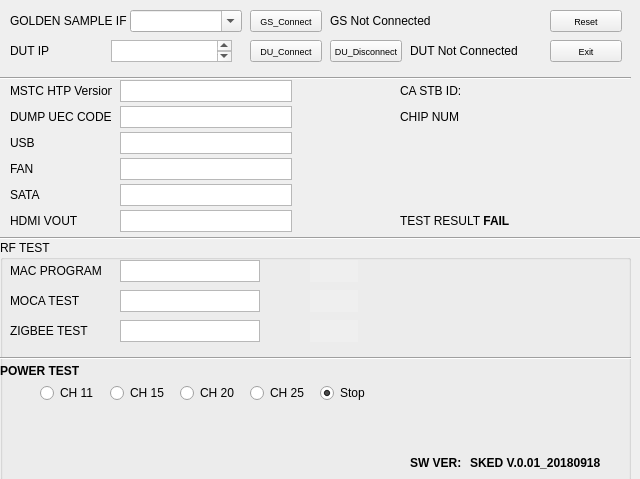
Qt form rftest.ui (gpsri/rftest) before a commit.
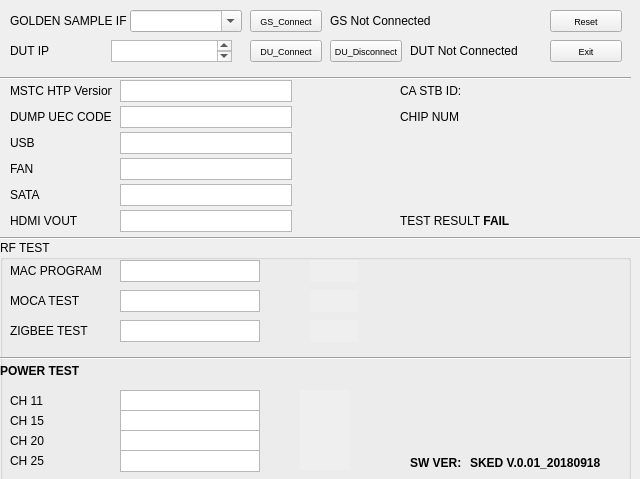
The same form after that commit.

Commit message: [Fixed]Zigbee test [Fixed] connect/disconnect issue [Add]auto power-level test

```diff
--- a/rftest.ui
+++ b/rftest.ui
@@ -534,99 +534,6 @@
      <string>POWER TEST</string>
     </property>
    </widget>
-   <widget class="QRadioButton" name="radioButtonCH11">
-    <property name="geometry">
-     <rect>
-      <x>40</x>
-      <y>140</y>
-      <width>71</width>
-      <height>26</height>
-     </rect>
-    </property>
-    <property name="font">
-     <font>
-      <pointsize>9</pointsize>
-     </font>
-    </property>
-    <property name="text">
-     <string>CH 11</string>
-    </property>
-   </widget>
-   <widget class="QRadioButton" name="radioButtonCH25">
-    <property name="geometry">
-     <rect>
-      <x>250</x>
-      <y>140</y>
-      <width>71</width>
-      <height>26</height>
-     </rect>
-    </property>
-    <property name="font">
-     <font>
-      <pointsize>9</pointsize>
-     </font>
-    </property>
-    <property name="text">
-     <string>CH 25</string>
-    </property>
-   </widget>
-   <widget class="QRadioButton" name="radioButtonCH20">
-    <property name="geometry">
-     <rect>
-      <x>180</x>
-      <y>140</y>
-      <width>71</width>
-      <height>26</height>
-     </rect>
-    </property>
-    <property name="font">
-     <font>
-      <pointsize>9</pointsize>
-     </font>
-    </property>
-    <property name="text">
-     <string>CH 20</string>
-    </property>
-   </widget>
-   <widget class="QRadioButton" name="radioButtonCH15">
-    <property name="geometry">
-     <rect>
-      <x>110</x>
-      <y>140</y>
-      <width>71</width>
-      <height>26</height>
-     </rect>
-    </property>
-    <property name="font">
-     <font>
-      <pointsize>9</pointsize>
-     </font>
-    </property>
-    <property name="text">
-     <string>CH 15</string>
-    </property>
-   </widget>
-   <widget class="QRadioButton" name="radioButtonCHStop">
-    <property name="geometry">
-     <rect>
-      <x>320</x>
-      <y>140</y>
-      <width>71</width>
-      <height>26</height>
-     </rect>
-    </property>
-    <property name="font">
-     <font>
-      <pointsize>9</pointsize>
-     </font>
-    </property>
-    <property name="text">
-     <string>Stop</string>
-    </property>
-    <property name="checked">
-     <bool>true</bool>
-    </property>
-   </widget>
    <widget class="QLabel" name="rfSoftwareVerLabel">
     <property name="geometry">
      <rect>
@@ -775,8 +682,8 @@
    <widget class="QLabel" name="powerTestValue">
     <property name="geometry">
      <rect>
-      <x>390</x>
-      <y>140</y>
+      <x>400</x>
+      <y>150</y>
       <width>181</width>
       <height>31</height>
      </rect>
@@ -788,6 +695,294 @@
      <set>Qt::AlignJustify|Qt::AlignVCenter</set>
     </property>
    </widget>
+   <widget class="QLabel" name="dutPowerTest_11">
+    <property name="geometry">
+     <rect>
+      <x>10</x>
+      <y>150</y>
+      <width>102</width>
+      <height>22</height>
+     </rect>
+    </property>
+    <property name="font">
+     <font>
+      <pointsize>9</pointsize>
+     </font>
+    </property>
+    <property name="text">
+     <string>CH 11</string>
+    </property>
+   </widget>
+   <widget class="QLabel" name="dutPowerTest_15">
+    <property name="geometry">
+     <rect>
+      <x>10</x>
+      <y>170</y>
+      <width>102</width>
+      <height>22</height>
+     </rect>
+    </property>
+    <property name="font">
+     <font>
+      <pointsize>9</pointsize>
+     </font>
+    </property>
+    <property name="text">
+     <string>CH 15</string>
+    </property>
+   </widget>
+   <widget class="QLabel" name="dutPowerTest_20">
+    <property name="geometry">
+     <rect>
+      <x>10</x>
+      <y>190</y>
+      <width>102</width>
+      <height>22</height>
+     </rect>
+    </property>
+    <property name="font">
+     <font>
+      <pointsize>9</pointsize>
+     </font>
+    </property>
+    <property name="text">
+     <string>CH 20</string>
+    </property>
+   </widget>
+   <widget class="QLabel" name="dutPowerTest_25">
+    <property name="geometry">
+     <rect>
+      <x>10</x>
+      <y>210</y>
+      <width>102</width>
+      <height>22</height>
+     </rect>
+    </property>
+    <property name="font">
+     <font>
+      <pointsize>9</pointsize>
+     </font>
+    </property>
+    <property name="text">
+     <string>CH 25</string>
+    </property>
+   </widget>
+   <widget class="QTextEdit" name="dutpowerTestr11result">
+    <property name="geometry">
+     <rect>
+      <x>120</x>
+      <y>150</y>
+      <width>140</width>
+      <height>22</height>
+     </rect>
+    </property>
+    <property name="font">
+     <font>
+      <pointsize>7</pointsize>
+     </font>
+    </property>
+   </widget>
+   <widget class="QTextEdit" name="dutpowerTestr15result">
+    <property name="geometry">
+     <rect>
+      <x>120</x>
+      <y>170</y>
+      <width>140</width>
+      <height>22</height>
+     </rect>
+    </property>
+    <property name="font">
+     <font>
+      <pointsize>7</pointsize>
+     </font>
+    </property>
+   </widget>
+   <widget class="QTextEdit" name="dutpowerTestr20result">
+    <property name="geometry">
+     <rect>
+      <x>120</x>
+      <y>190</y>
+      <width>140</width>
+      <height>22</height>
+     </rect>
+    </property>
+    <property name="font">
+     <font>
+      <pointsize>7</pointsize>
+     </font>
+    </property>
+   </widget>
+   <widget class="QTextEdit" name="dutpowerTestr25result">
+    <property name="geometry">
+     <rect>
+      <x>120</x>
+      <y>210</y>
+      <width>140</width>
+      <height>22</height>
+     </rect>
+    </property>
+    <property name="font">
+     <font>
+      <pointsize>7</pointsize>
+     </font>
+    </property>
+   </widget>
+   <widget class="QLabel" name="powerTestResult_11">
+    <property name="geometry">
+     <rect>
+      <x>300</x>
+      <y>150</y>
+      <width>50</width>
+      <height>20</height>
+     </rect>
+    </property>
+    <property name="font">
+     <font>
+      <pointsize>9</pointsize>
+      <weight>75</weight>
+      <bold>true</bold>
+     </font>
+    </property>
+    <property name="autoFillBackground">
+     <bool>true</bool>
+    </property>
+    <property name="text">
+     <string/>
+    </property>
+    <property name="scaledContents">
+     <bool>false</bool>
+    </property>
+    <property name="wordWrap">
+     <bool>true</bool>
+    </property>
+    <property name="margin">
+     <number>1</number>
+    </property>
+    <property name="indent">
+     <number>0</number>
+    </property>
+   </widget>
+   <widget class="QLabel" name="powerTestResult_15">
+    <property name="geometry">
+     <rect>
+      <x>300</x>
+      <y>170</y>
+      <width>50</width>
+      <height>20</height>
+     </rect>
+    </property>
+    <property name="font">
+     <font>
+      <pointsize>9</pointsize>
+      <weight>75</weight>
+      <bold>true</bold>
+     </font>
+    </property>
+    <property name="autoFillBackground">
+     <bool>true</bool>
+    </property>
+    <property name="text">
+     <string/>
+    </property>
+    <property name="scaledContents">
+     <bool>false</bool>
+    </property>
+    <property name="wordWrap">
+     <bool>true</bool>
+    </property>
+    <property name="margin">
+     <number>1</number>
+    </property>
+    <property name="indent">
+     <number>0</number>
+    </property>
+   </widget>
+   <widget class="QLabel" name="powerTestResult_25">
+    <property name="geometry">
+     <rect>
+      <x>300</x>
+      <y>210</y>
+      <width>50</width>
+      <height>20</height>
+     </rect>
+    </property>
+    <property name="font">
+     <font>
+      <pointsize>9</pointsize>
+      <weight>75</weight>
+      <bold>true</bold>
+     </font>
+    </property>
+    <property name="autoFillBackground">
+     <bool>true</bool>
+    </property>
+    <property name="text">
+     <string/>
+    </property>
+    <property name="scaledContents">
+     <bool>false</bool>
+    </property>
+    <property name="wordWrap">
+     <bool>true</bool>
+    </property>
+    <property name="margin">
+     <number>1</number>
+    </property>
+    <property name="indent">
+     <number>0</number>
+    </property>
+   </widget>
+   <widget class="QLabel" name="powerTestResult_20">
+    <property name="geometry">
+     <rect>
+      <x>300</x>
+      <y>190</y>
+      <width>50</width>
+      <height>20</height>
+     </rect>
+    </property>
+    <property name="font">
+     <font>
+      <pointsize>9</pointsize>
+      <weight>75</weight>
+      <bold>true</bold>
+     </font>
+    </property>
+    <property name="autoFillBackground">
+     <bool>true</bool>
+    </property>
+    <property name="text">
+     <string/>
+    </property>
+    <property name="scaledContents">
+     <bool>false</bool>
+    </property>
+    <property name="wordWrap">
+     <bool>true</bool>
+    </property>
+    <property name="margin">
+     <number>1</number>
+    </property>
+    <property name="indent">
+     <number>0</number>
+    </property>
+   </widget>
+   <widget class="QLabel" name="testEndLabel">
+    <property name="geometry">
+     <rect>
+      <x>380</x>
+      <y>40</y>
+      <width>201</width>
+      <height>51</height>
+     </rect>
+    </property>
+    <property name="text">
+     <string/>
+    </property>
+    <property name="alignment">
+     <set>Qt::AlignJustify|Qt::AlignVCenter</set>
+    </property>
+   </widget>
   </widget>
   <widget class="QTextEdit" name="usbValue">
    <property name="geometry">
```
The commit also changes 2 other files.
